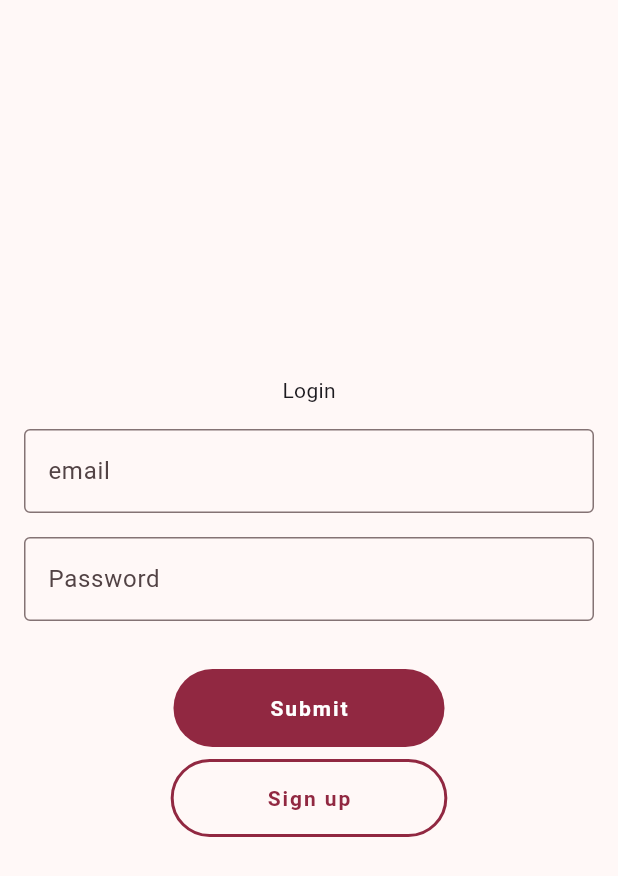
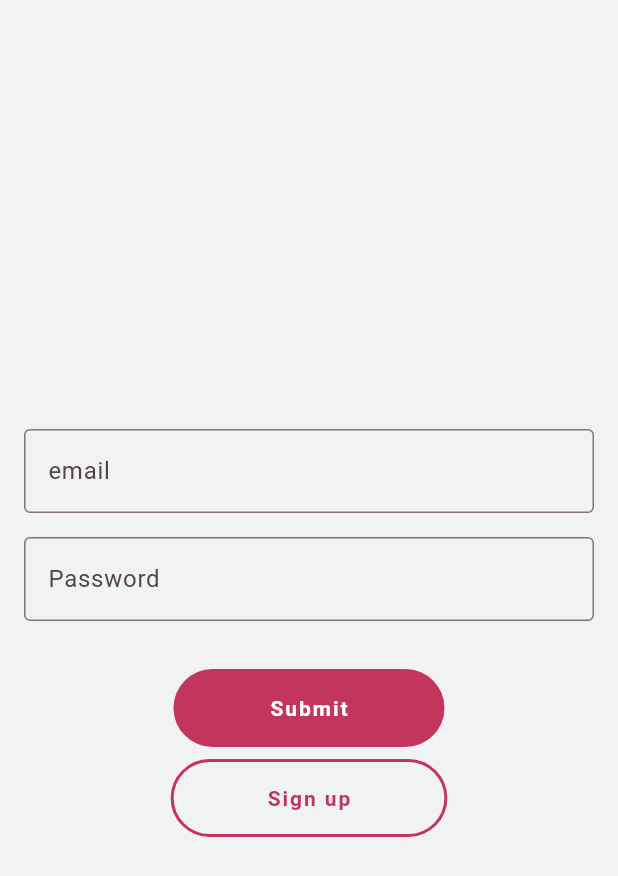
Before and after one commit to DownesL/mapped-flutter-app, a Flutter app: the screen it shows after launch, on a phone screen of 412 x 824 dp. Shown: the top 876 px of the screen. Run offline on Flutter 3.47's test engine with Material 3 defaults, Android fonts, the phone set to English and light mode, and no system bars; our stand-ins replace cloud_firestore, firebase_auth, firebase_core, firebase_storage, flutter_colorpicker, flutter_map and 7 more; missing offline and left inert: flutter_map_animations, geocoder_buddy, haptic_feedback, qr_code_scanner, screenshot_callback; accounts and stored records are empty; generated files the repository leaves out were written again; Roboto replaces fonts that are missing (Assistant, Blinker).

Commit message:
adaptive color variables

```diff
--- a/lib/main.dart
+++ b/lib/main.dart
@@ -73,21 +73,49 @@ class Mapped extends StatelessWidget {
         useMaterial3: true,
         textTheme: GoogleFonts.assistantTextTheme().copyWith(
           titleLarge: GoogleFonts.blinker(
-              letterSpacing: 1.3, fontWeight: FontWeight.w700),
+              letterSpacing: 1.3, fontWeight: FontWeight.w700, color: const Color(0xfff1f2f3)),
           titleMedium: GoogleFonts.blinker(
-              letterSpacing: 1.3, fontWeight: FontWeight.w700),
+              letterSpacing: 1.3, fontWeight: FontWeight.w700, color: const Color(0xfff1f2f3)),
           titleSmall: GoogleFonts.blinker(
-              letterSpacing: 1.3, fontWeight: FontWeight.w700),
+              letterSpacing: 1.3, fontWeight: FontWeight.w700, color: const Color(0xfff1f2f3)),
           labelLarge: GoogleFonts.blinker(
-              letterSpacing: 1.3, fontWeight: FontWeight.w700),
+              letterSpacing: 1.3, fontWeight: FontWeight.w700, color: const Color(0xfff1f2f3)),
           labelMedium: GoogleFonts.blinker(
-              letterSpacing: 1.3, fontWeight: FontWeight.w700),
+              letterSpacing: 1.3, fontWeight: FontWeight.w700, color: const Color(0xfff1f2f3)),
           labelSmall: GoogleFonts.blinker(
-              letterSpacing: 1.3, fontWeight: FontWeight.w700),
+              letterSpacing: 1.3, fontWeight: FontWeight.w700, color: const Color(0xfff1f2f3)),
+        ).apply(
+          bodyColor: const Color(0xfff1f2f3),
+          displayColor: const Color(0xfff1f2f3),
+          decorationColor: const Color(0xfff1f2f3),
+        ),
+        iconTheme: IconTheme.of(context).copyWith(
+          color: const Color(0xfff1f2f3),
+        ),
+        listTileTheme: ListTileThemeData().copyWith(
+          textColor: const Color(0xfff1f2f3),
+        ),
+        appBarTheme: AppBarTheme().copyWith(
+          backgroundColor: const Color(0xff171414),
+          foregroundColor: const Color(0xfff1f2f3),
         ),
         colorScheme:
-            ColorScheme.fromSeed(seedColor: const Color(0xff912841)).copyWith(
-          background: Colors.white,
+            ColorScheme.fromSeed(seedColor: const Color(0xffc2355c)).copyWith(
+          background: const Color(0xff171414),
+          primary: const Color(0xffc2355c),
+          primaryContainer: const Color(0xF53D1414),
+          //contrast of: 4.9:1
+          secondary: const Color(0xff285091),
+          secondaryContainer: const Color(0xFF1D2126),
+          //contrast of: 5.46:1
+          tertiary: const Color(0xff32c27f),
+          tertiaryContainer: const Color(0xff1C3426),
+          surface: const Color(0xfff1f2f3),
+          surfaceTint: const Color(0xfff1f2f3),
+          surfaceVariant: const Color(0xfff1f2f3),
+
+/*          ColorScheme.fromSeed(seedColor: const Color(0xff912841)).copyWith(
+          background: Theme.of(context).colorScheme.background,
           primary: const Color(0xff912841),
           primaryContainer: const Color(0xF5F6B9C5),
           //contrast of: 4.9:1
@@ -95,7 +123,7 @@ class Mapped extends StatelessWidget {
           secondaryContainer: const Color(0xFFC2D7FF),
           //contrast of: 5.46:1
           tertiary: const Color(0xff237a51),
-          tertiaryContainer: const Color(0xffDCF4E6), //contrast of: 4.56:1
+          tertiaryContainer: const Color(0xffDCF4E6), //contrast of: 4.56:1*/
         ),
       ),
       home: const NavigationContainer(),
--- a/lib/pages/map_overview_page.dart
+++ b/lib/pages/map_overview_page.dart
@@ -95,7 +95,8 @@ class _MapOverviewPageState extends State<MapOverviewPage>
           children: [
             TileLayer(
               urlTemplate:
-                  'https://api.mapbox.com/styles/v1/ldownes/clomq10mb00ax01o4fb526cvf/tiles/256/{z}/{x}/{y}@2x?access_token=pk.eyJ1IjoibGRvd25lcyIsImEiOiJjbG9tcG1rNGkwMHBnMmtwcW9tendhcjEzIn0.JiuiI569O8sATOuh5yt5Yw',
+                  'https://api.mapbox.com/styles/v1/ldownes/clpn3duft00ya01pk9bel0jer/tiles/256/{z}/{x}/{y}@2x?access_token=pk.eyJ1IjoibGRvd25lcyIsImEiOiJjbG9tcG1rNGkwMHBnMmtwcW9tendhcjEzIn0.JiuiI569O8sATOuh5yt5Yw',
+                  // 'https://api.mapbox.com/styles/v1/ldownes/clomq10mb00ax01o4fb526cvf/tiles/256/{z}/{x}/{y}@2x?access_token=pk.eyJ1IjoibGRvd25lcyIsImEiOiJjbG9tcG1rNGkwMHBnMmtwcW9tendhcjEzIn0.JiuiI569O8sATOuh5yt5Yw',
               userAgentPackageName: 'com.example.app',
             ),
             EventMarkerLayer(
@@ -153,7 +154,7 @@ class _MapOverviewPageState extends State<MapOverviewPage>
             child: Container(
               padding: const EdgeInsets.only(top: 100),
               height: MediaQuery.sizeOf(context).height,
-              decoration: const BoxDecoration(color: Colors.white),
+              decoration: BoxDecoration(color: Theme.of(context).colorScheme.background),
               child: Column(
                 mainAxisSize: MainAxisSize.min,
                 children: [
--- a/lib/pages/navigation_container.dart
+++ b/lib/pages/navigation_container.dart
@@ -184,7 +184,7 @@ class _NavigationContainerState extends State<NavigationContainer> {
             : BottomNavigationBar(
                 currentIndex: _selectedIndex,
                 showUnselectedLabels: true,
-                unselectedItemColor: Colors.black54,
+                unselectedItemColor: Theme.of(context).colorScheme.inversePrimary,
                 selectedItemColor: Theme.of(context).primaryColor,
                 selectedIconTheme: const IconThemeData(
                   size: 32,
--- a/lib/widgets/macros/account_view.dart
+++ b/lib/widgets/macros/account_view.dart
@@ -49,7 +49,7 @@ class _AccountViewState extends State<AccountView> {
                 style: ButtonStyle(
                   backgroundColor: MaterialStatePropertyAll(
                       Theme.of(context).colorScheme.background),
-                  foregroundColor: const MaterialStatePropertyAll(Colors.black),
+                  foregroundColor: MaterialStatePropertyAll(Theme.of(context).textTheme.labelLarge!.color),
                   textStyle: const MaterialStatePropertyAll(TextStyle(fontSize: 20)),
                   iconSize: const MaterialStatePropertyAll(20.0),
                 ),
@@ -143,7 +143,7 @@ class _AccountViewState extends State<AccountView> {
           Container(
               padding: const EdgeInsets.all(8.0),
               decoration: BoxDecoration(
-                color: const Color(0xfff6f6f6),
+                color: Theme.of(context).colorScheme.background.withBlue(40).withGreen(40).withRed(40),
                 border: Border.all(
                   color: Colors.black12,
                 ),
--- a/lib/widgets/macros/calendar.dart
+++ b/lib/widgets/macros/calendar.dart
@@ -154,9 +154,9 @@ class _CalendarState extends State<Calendar> {
             calendarStyle: CalendarStyle(
               // Use `CalendarStyle` to customize the UI
               outsideDaysVisible: false,
-              todayTextStyle: const TextStyle(color: Colors.black),
+              todayTextStyle: TextStyle(color: Theme.of(context).textTheme.labelLarge!.color),
               todayDecoration: BoxDecoration(
-                  color: Colors.white,
+                  color: Theme.of(context).colorScheme.background,
                   border: Border.all(
                       color: Theme.of(context).primaryColor, width: 2.0),
                   shape: BoxShape.circle),
--- a/lib/widgets/mediors/search_bar.dart
+++ b/lib/widgets/mediors/search_bar.dart
@@ -53,9 +53,10 @@ class _TopSearchBarState extends State<TopSearchBar> {
               controller: searchController,
               onFieldSubmitted: (value) =>
                   searchOptions.setSearchTerm(value.trim()),
-              decoration: const InputDecoration(
+              decoration: InputDecoration(
                 border: InputBorder.none,
                 hintText: 'Search for events, people...',
+                hintStyle: Theme.of(context).textTheme.labelLarge,
               ),
             ),
           ),
--- a/lib/widgets/micros/event_tile.dart
+++ b/lib/widgets/micros/event_tile.dart
@@ -30,7 +30,7 @@ class EventTile extends StatelessWidget {
         border: Border.all(
           color: accentColor,
         ),
-        color: Colors.white,
+        color: Theme.of(context).colorScheme.background,
         borderRadius: BorderRadius.circular(12.0),
       ),
       child: ListTile(
--- a/lib/widgets/micros/location_control_button.dart
+++ b/lib/widgets/micros/location_control_button.dart
@@ -15,7 +15,7 @@ class LocationControlButton extends StatelessWidget {
     return IconButton(
       icon: Icon(
         Icons.my_location_outlined,
-        color: isDisabled ? Colors.black38 : Colors.black,
+        color: isDisabled ? Theme.of(context).colorScheme.primary.withOpacity(.5) : Theme.of(context).colorScheme.primary,
         semanticLabel: 'Pan to current location',
         size: 40,
       ),
--- a/lib/widgets/micros/pill.dart
+++ b/lib/widgets/micros/pill.dart
@@ -32,7 +32,7 @@ class Pill extends StatelessWidget {
         margin: const EdgeInsets.all(4.0),
         child: Text(
           label,
-          style: Theme.of(context).textTheme.labelMedium?.copyWith(color: isSelected ? Colors.white : color),
+          style: Theme.of(context).textTheme.labelMedium?.copyWith(color: isSelected ? Theme.of(context).colorScheme.background : color),
         ),
       ),
     );
--- a/lib/widgets/micros/rotation_control_button.dart
+++ b/lib/widgets/micros/rotation_control_button.dart
@@ -15,7 +15,7 @@ class RotationControlButton extends StatelessWidget {
       onPressed: isDisabled ? null : onPressed,
       icon: Icon(
         Icons.navigation_rounded,
-        color: isDisabled ? Colors.black38 : Colors.black,
+        color: isDisabled ? Theme.of(context).colorScheme.primary.withOpacity(.5) : Theme.of(context).colorScheme.primary,
         semanticLabel: 'Align map with the north',
         size: 40,
       ),
--- a/lib/widgets/micros/user_tile.dart
+++ b/lib/widgets/micros/user_tile.dart
@@ -20,7 +20,7 @@ class UserTile extends StatelessWidget {
       margin: const EdgeInsets.symmetric(vertical: 4.0),
       decoration: BoxDecoration(
         border: Border.all(color: Theme.of(context).primaryColor),
-        color: Colors.white,
+        color: Theme.of(context).colorScheme.background,
         borderRadius: BorderRadius.circular(12.0),
       ),
       child: ListTile(
--- a/pubspec.yaml
+++ b/pubspec.yaml
@@ -49,7 +49,7 @@ dependencies:
     git:
       url:
         https://github.com/DownesL/geocoder_buddy/
-  provider: ^6.0.5
+  provider: ^6.1.1
   mime: ^1.0.4
   path_provider: ^2.1.1
   flutter_map: ^6.0.1
```
Also changed, not shown: lib/pages/make_event_page.dart (+4 -3 lines), pubspec.lock, 1 other file.
